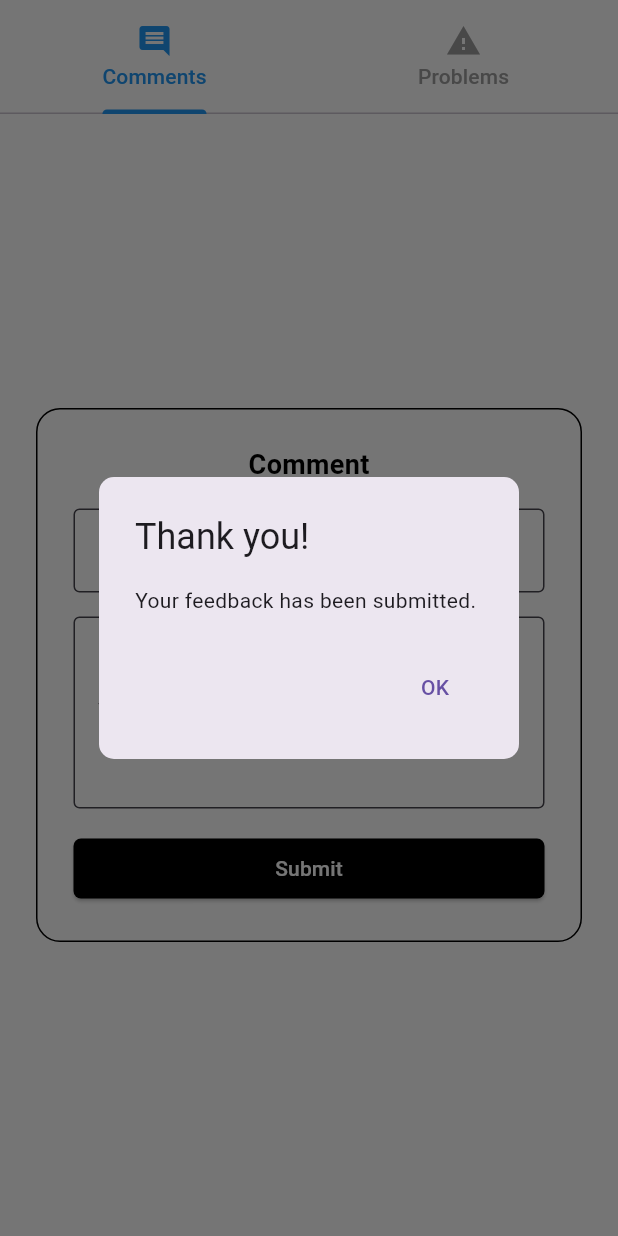
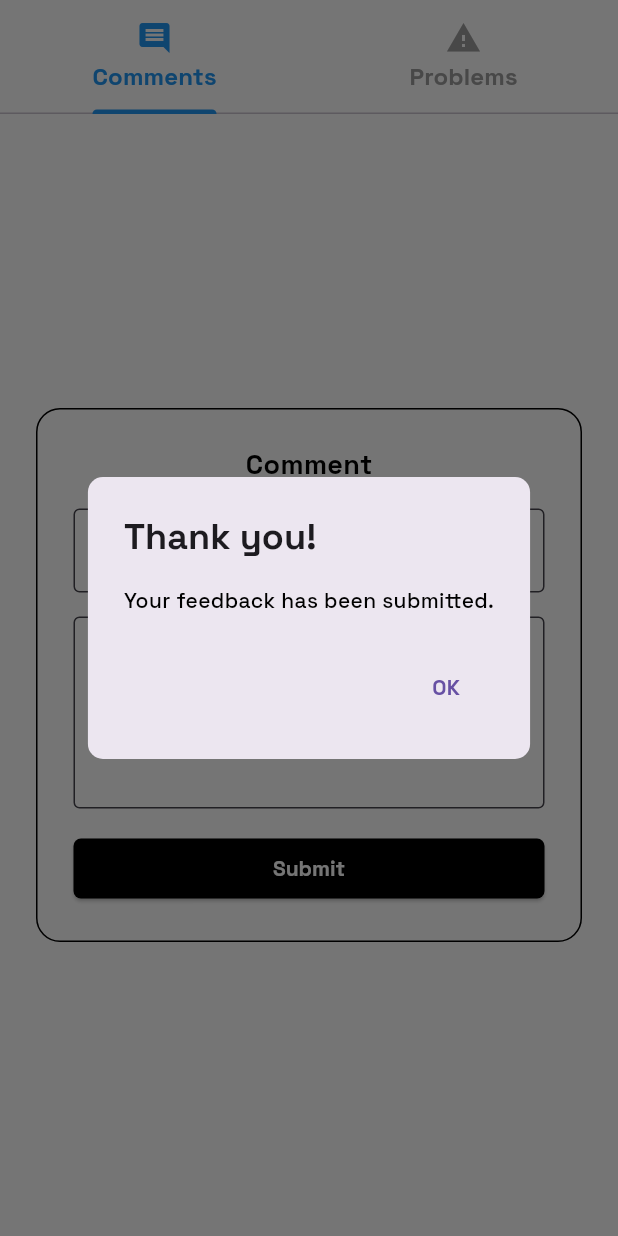
Before and after one commit to vincentperezzz/flutter-safeprint, a Flutter app: the FeedbackFormPage screen opened directly, after a tap on "Submit", on a phone screen of 412 x 824 dp. Run offline on Flutter 3.47's test engine with Material 3 defaults, Android fonts, the phone set to English and light mode, and no system bars; our stand-ins replace dotted_border, dropdown_button2, file_picker.

Commit message:
Refactor FeedbackFormContent: Apply SpaceGrotesk font to improve typography consistency

```diff
--- a/lib/feedback_form_page.dart
+++ b/lib/feedback_form_page.dart
@@ -21,6 +21,16 @@ class FeedbackFormPage extends StatelessWidget {
               labelColor: Colors.blue,
               unselectedLabelColor: Colors.grey,
               indicatorColor: Colors.blue,
+              labelStyle: TextStyle(
+                fontFamily: 'SpaceGrotesk',
+                fontWeight: FontWeight.w700,
+                fontSize: 16,
+              ),
+              unselectedLabelStyle: TextStyle(
+                fontFamily: 'SpaceGrotesk',
+                fontWeight: FontWeight.w600,
+                fontSize: 16,
+              ),
               tabs: [
                 Tab(icon: Icon(Icons.comment), text: 'Comments'),
                 Tab(icon: Icon(Icons.report_problem), text: 'Problems'),
@@ -56,12 +66,12 @@ class FeedbackFormContent extends StatelessWidget {
     }
 
     return Center(
-      child: SingleChildScrollView( // Added to prevent overflow
+      child: SingleChildScrollView(
         child: Padding(
           padding: const EdgeInsets.all(24.0),
           child: Container(
             decoration: BoxDecoration(
-              color: Colors.white, // Fill the whole container with white
+              color: Colors.white,
               border: Border.all(color: Colors.black, width: 1),
               borderRadius: BorderRadius.circular(16),
             ),
@@ -74,7 +84,8 @@ class FeedbackFormContent extends StatelessWidget {
                   child: Text(
                     title,
                     style: const TextStyle(
-                      fontWeight: FontWeight.bold,
+                      fontFamily: 'SpaceGrotesk',
+                      fontWeight: FontWeight.w700,
                       fontSize: 18,
                       color: Colors.black,
                     ),
@@ -84,22 +95,36 @@ class FeedbackFormContent extends StatelessWidget {
                 TextField(
                   decoration: const InputDecoration(
                     labelText: 'Name',
+                    labelStyle: TextStyle(
+                      fontFamily: 'SpaceGrotesk',
+                      color: Colors.black,
+                    ),
                     border: OutlineInputBorder(),
                     filled: true,
                     fillColor: Colors.white,
                   ),
-                  style: const TextStyle(color: Colors.black),
+                  style: const TextStyle(
+                    fontFamily: 'SpaceGrotesk',
+                    color: Colors.black,
+                  ),
                 ),
                 const SizedBox(height: 16),
                 TextField(
                   decoration: const InputDecoration(
                     labelText: 'Your Message Here...',
+                    labelStyle: TextStyle(
+                      fontFamily: 'SpaceGrotesk',
+                      color: Colors.black,
+                    ),
                     border: OutlineInputBorder(),
                     filled: true,
                     fillColor: Colors.white,
                   ),
                   maxLines: 4,
-                  style: const TextStyle(color: Colors.black),
+                  style: const TextStyle(
+                    fontFamily: 'SpaceGrotesk',
+                    color: Colors.black,
+                  ),
                 ),
                 const SizedBox(height: 16),
                 ElevatedButton(
@@ -109,20 +134,43 @@ class FeedbackFormContent extends StatelessWidget {
                     shape: RoundedRectangleBorder(
                       borderRadius: BorderRadius.circular(5),
                     ),
+                    textStyle: const TextStyle(
+                      fontFamily: 'SpaceGrotesk',
+                      fontWeight: FontWeight.w700,
+                    ),
                   ),
                   onPressed: () {
                     showDialog(
                       context: context,
                       builder: (context) => AlertDialog(
-                        title: const Text('Thank you!'),
-                        content: const Text('Your feedback has been submitted.'),
+                        title: const Text(
+                          'Thank you!',
+                          style: TextStyle(
+                            fontFamily: 'SpaceGrotesk',
+                            fontWeight: FontWeight.w700,
+                          ),
+                        ),
+                        content: const Text(
+                          'Your feedback has been submitted.',
+                          style: TextStyle(
+                            fontFamily: 'SpaceGrotesk',
+                            fontWeight: FontWeight.w500,
+                            color: Colors.black,
+                          ),
+                        ),
                         shape: RoundedRectangleBorder(
                           borderRadius: BorderRadius.circular(10),
                         ),
                         actions: [
                           TextButton(
                             onPressed: () => Navigator.of(context).pop(),
-                            child: const Text('OK'),
+                            child: const Text(
+                              'OK',
+                              style: TextStyle(
+                                fontFamily: 'SpaceGrotesk',
+                                fontWeight: FontWeight.w700,
+                              ),
+                            ),
                           ),
                         ],
                       ),
```
